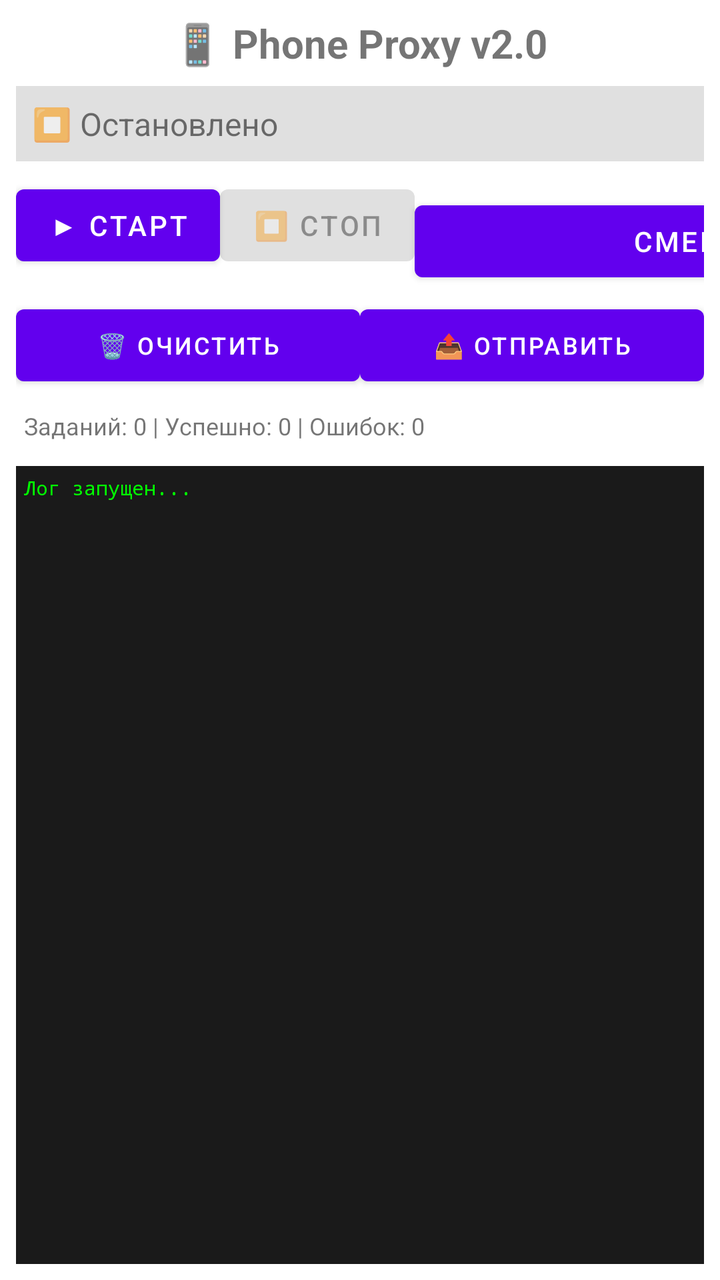
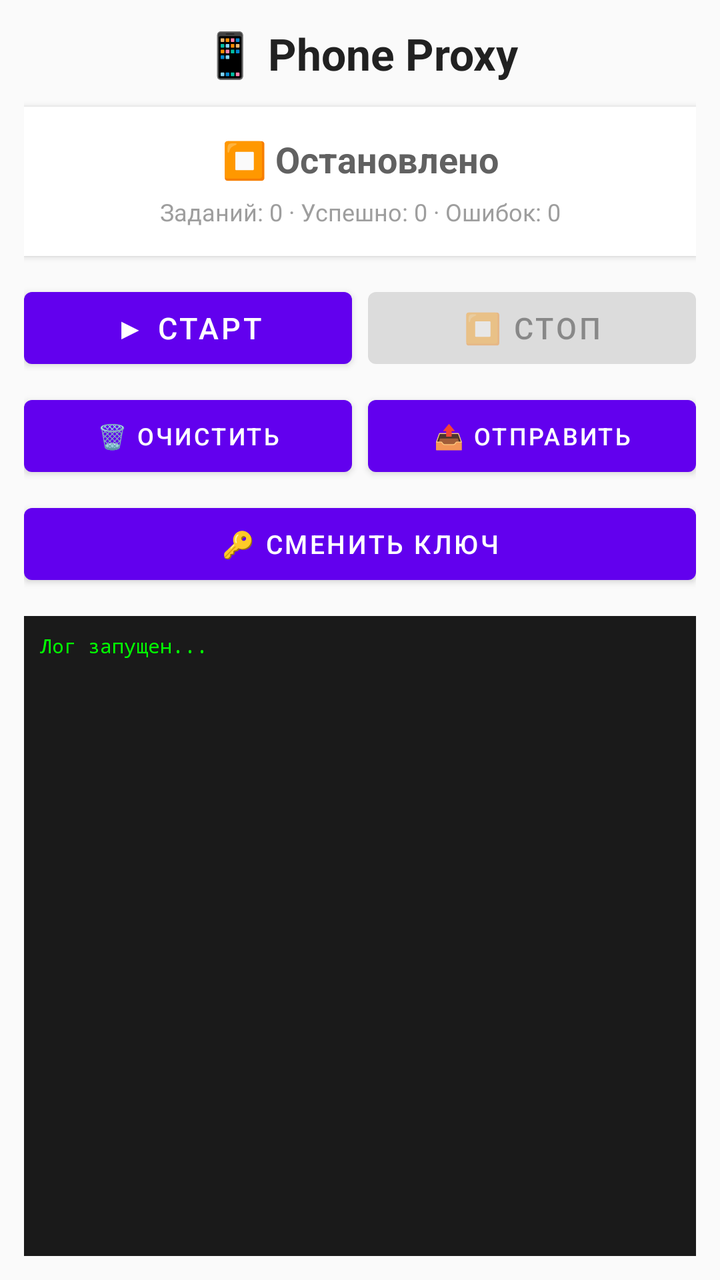

The first picture is an Android layout as it rendered before a commit; the second is the same layout after the commit. The layout source and the unified diff follow.
<!-- AndroidManifest.xml: fallback theme Theme.MaterialComponents.DayNight.NoActionBar -->
<!-- res/layout/main.xml -->
<?xml version="1.0" encoding="utf-8"?>
<LinearLayout xmlns:android="http://schemas.android.com/apk/res/android"
    android:layout_width="match_parent"
    android:layout_height="match_parent"
    android:orientation="vertical"
    android:padding="8dp">

    
    <TextView
        android:layout_width="match_parent"
        android:layout_height="wrap_content"
        android:text="📱 Phone Proxy v2.0"
        android:textSize="20sp"
        android:textStyle="bold"
        android:gravity="center"
        android:layout_marginBottom="8dp" />

    
    <TextView
        android:id="@+id/statusText"
        android:layout_width="match_parent"
        android:layout_height="wrap_content"
        android:text="⏹ Остановлено"
        android:textSize="16sp"
        android:padding="8dp"
        android:background="#E0E0E0" />

    
    <LinearLayout
        android:layout_width="match_parent"
        android:layout_height="wrap_content"
        android:orientation="horizontal"
        android:layout_marginTop="8dp">

        <Button
            android:id="@+id/startButton"
            android:layout_width="0dp"
            android:layout_height="wrap_content"
            android:layout_weight="1"
            android:text="▶ Старт"
            android:textSize="14sp" />

        <Button
            android:id="@+id/stopButton"
            android:layout_width="0dp"
            android:layout_height="wrap_content"
            android:layout_weight="1"
            android:text="⏹ Стоп"
            android:textSize="14sp"
            android:enabled="false" />
        <Button
            android:id="@+id/changeKeyButton"
            android:layout_width="match_parent"
            android:layout_height="wrap_content"
            android:text="Сменить ключ"
            android:layout_marginTop="8dp" />
        
    </LinearLayout>

    
    <LinearLayout
        android:layout_width="match_parent"
        android:layout_height="wrap_content"
        android:orientation="horizontal"
        android:layout_marginTop="4dp">

        <Button
            android:id="@+id/clearLogButton"
            android:layout_width="0dp"
            android:layout_height="wrap_content"
            android:layout_weight="1"
            android:text="🗑 Очистить"
            android:textSize="12sp" />

        <Button
            android:id="@+id/shareLogButton"
            android:layout_width="0dp"
            android:layout_height="wrap_content"
            android:layout_weight="1"
            android:text="📤 Отправить"
            android:textSize="12sp" />

    </LinearLayout>

    
    <LinearLayout
        android:layout_width="match_parent"
        android:layout_height="wrap_content"
        android:orientation="horizontal"
        android:layout_marginTop="4dp">

        <TextView
            android:id="@+id/statsText"
            android:layout_width="match_parent"
            android:layout_height="wrap_content"
            android:text="Заданий: 0 | Успешно: 0 | Ошибок: 0"
            android:textSize="12sp"
            android:padding="4dp" />

    </LinearLayout>

    
    <ScrollView
        android:id="@+id/logScrollView"
        android:layout_width="match_parent"
        android:layout_height="0dp"
        android:layout_weight="1"
        android:layout_marginTop="8dp"
        android:background="#1A1A1A">

        <TextView
            android:id="@+id/logText"
            android:layout_width="match_parent"
            android:layout_height="wrap_content"
            android:text="Лог запущен...\n"
            android:textColor="#00FF00"
            android:textSize="10sp"
            android:fontFamily="monospace"
            android:padding="4dp" />

    </ScrollView>

</LinearLayout>
<!-- resources referenced by this layout -->
<resources>

</resources>

<!-- the commit's change to res/layout/main.xml (unified diff, before → after) -->
@@ -3,82 +3,48 @@
     android:layout_width="match_parent"
     android:layout_height="match_parent"
     android:orientation="vertical"
-    android:padding="8dp">
+    android:padding="12dp"
+    android:background="#FAFAFA">
 
     
     <TextView
         android:layout_width="match_parent"
         android:layout_height="wrap_content"
-        android:text="📱 Phone Proxy v2.0"
-        android:textSize="20sp"
+        android:text="📱 Phone Proxy"
+        android:textSize="22sp"
         android:textStyle="bold"
+        android:textColor="#212121"
         android:gravity="center"
-        android:layout_marginBottom="8dp" />
-
-    
-    <TextView
-        android:id="@+id/statusText"
-        android:layout_width="match_parent"
-        android:layout_height="wrap_content"
-        android:text="⏹ Остановлено"
-        android:textSize="16sp"
-        android:padding="8dp"
-        android:background="#E0E0E0" />
+        android:layout_marginBottom="12dp" />
 
     
     <LinearLayout
         android:layout_width="match_parent"
         android:layout_height="wrap_content"
-        android:orientation="horizontal"
-        android:layout_marginTop="8dp">
+        android:orientation="vertical"
+        android:padding="14dp"
+        android:background="#FFFFFF"
+        android:elevation="2dp">
 
-        <Button
-            android:id="@+id/startButton"
-            android:layout_width="0dp"
-            android:layout_height="wrap_content"
-            android:layout_weight="1"
-            android:text="▶ Старт"
-            android:textSize="14sp" />
-
-        <Button
-            android:id="@+id/stopButton"
-            android:layout_width="0dp"
-            android:layout_height="wrap_content"
-            android:layout_weight="1"
-            android:text="⏹ Стоп"
-            android:textSize="14sp"
-            android:enabled="false" />
-        <Button
-            android:id="@+id/changeKeyButton"
+        <TextView
+            android:id="@+id/statusText"
             android:layout_width="match_parent"
             android:layout_height="wrap_content"
-            android:text="Сменить ключ"
-            android:layout_marginTop="8dp" />
-        
-    </LinearLayout>
+            android:text="⏹ Остановлено"
+            android:textSize="18sp"
+            android:textStyle="bold"
+            android:textColor="#616161"
+            android:gravity="center" />
 
-    
-    <LinearLayout
-        android:layout_width="match_parent"
-        android:layout_height="wrap_content"
-        android:orientation="horizontal"
-        android:layout_marginTop="4dp">
-
-        <Button
-            android:id="@+id/clearLogButton"
-            android:layout_width="0dp"
+        <TextView
+            android:id="@+id/statsText"
+            android:layout_width="match_parent"
             android:layout_height="wrap_content"
-            android:layout_weight="1"
-            android:text="🗑 Очистить"
-            android:textSize="12sp" />
-
-        <Button
-            android:id="@+id/shareLogButton"
-            android:layout_width="0dp"
-            android:layout_height="wrap_content"
-            android:layout_weight="1"
-            android:text="📤 Отправить"
-            android:textSize="12sp" />
+            android:text="Заданий: 0 · Успешно: 0 · Ошибок: 0"
+            android:textSize="12sp"
+            android:textColor="#9E9E9E"
+            android:gravity="center"
+            android:layout_marginTop="6dp" />
 
     </LinearLayout>
 
@@ -87,17 +53,64 @@
         android:layout_width="match_parent"
         android:layout_height="wrap_content"
         android:orientation="horizontal"
-        android:layout_marginTop="4dp">
+        android:layout_marginTop="12dp">
 
-        <TextView
-            android:id="@+id/statsText"
-            android:layout_width="match_parent"
+        <Button
+            android:id="@+id/startButton"
+            android:layout_width="0dp"
             android:layout_height="wrap_content"
-            android:text="Заданий: 0 | Успешно: 0 | Ошибок: 0"
-            android:textSize="12sp"
-            android:padding="4dp" />
+            android:layout_weight="1"
+            android:text="▶ Старт"
+            android:textSize="15sp"
+            android:layout_marginEnd="4dp" />
+
+        <Button
+            android:id="@+id/stopButton"
+            android:layout_width="0dp"
+            android:layout_height="wrap_content"
+            android:layout_weight="1"
+            android:text="⏹ Стоп"
+            android:textSize="15sp"
+            android:enabled="false"
+            android:layout_marginStart="4dp" />
 
     </LinearLayout>
+
+    
+    <LinearLayout
+        android:layout_width="match_parent"
+        android:layout_height="wrap_content"
+        android:orientation="horizontal"
+        android:layout_marginTop="6dp">
+
+        <Button
+            android:id="@+id/clearLogButton"
+            android:layout_width="0dp"
+            android:layout_height="wrap_content"
+            android:layout_weight="1"
+            android:text="🗑 Очистить"
+            android:textSize="12sp"
+            android:layout_marginEnd="4dp" />
+
+        <Button
+            android:id="@+id/shareLogButton"
+            android:layout_width="0dp"
+            android:layout_height="wrap_content"
+            android:layout_weight="1"
+            android:text="📤 Отправить"
+            android:textSize="12sp"
+            android:layout_marginStart="4dp" />
+
+    </LinearLayout>
+
+    
+    <Button
+        android:id="@+id/changeKeyButton"
+        android:layout_width="match_parent"
+        android:layout_height="wrap_content"
+        android:text="🔑 Сменить ключ"
+        android:textSize="13sp"
+        android:layout_marginTop="6dp" />
 
     
     <ScrollView
@@ -105,8 +118,9 @@
         android:layout_width="match_parent"
         android:layout_height="0dp"
         android:layout_weight="1"
-        android:layout_marginTop="8dp"
-        android:background="#1A1A1A">
+        android:layout_marginTop="12dp"
+        android:background="#1A1A1A"
+        android:padding="8dp">
 
         <TextView
             android:id="@+id/logText"
@@ -115,8 +129,7 @@
             android:text="Лог запущен...\n"
             android:textColor="#00FF00"
             android:textSize="10sp"
-            android:fontFamily="monospace"
-            android:padding="4dp" />
+            android:fontFamily="monospace" />
 
     </ScrollView>
 
